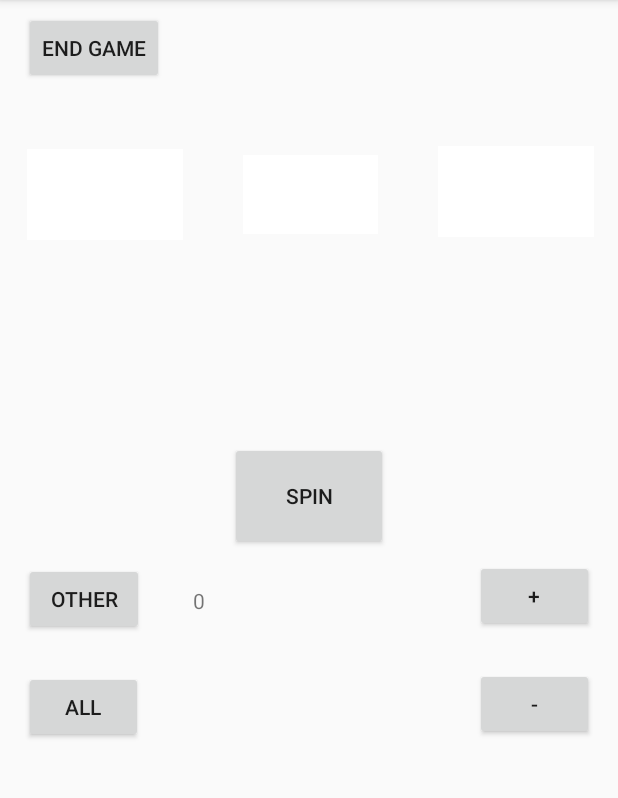
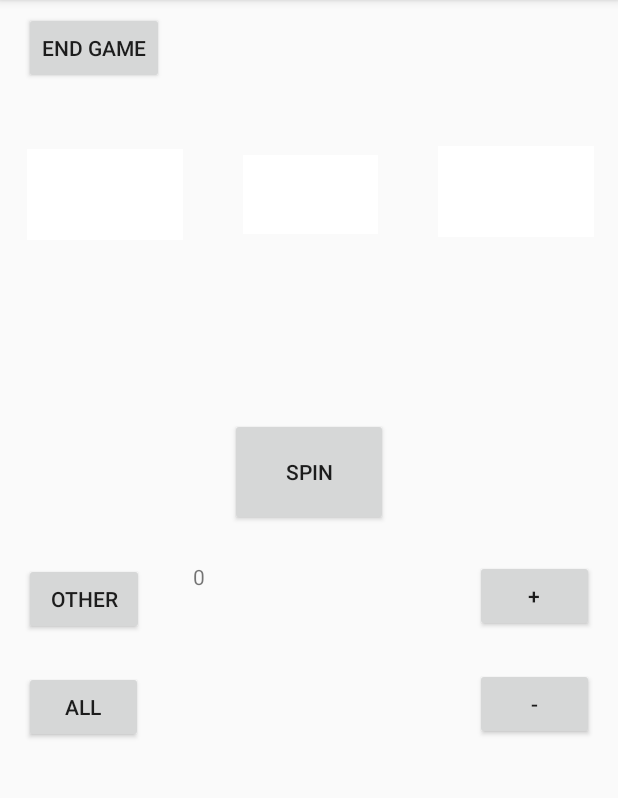
Before and after one commit to brasstrio3/LotteryGame, an Android app: the Main2Activity screen opened directly, with no data from a screen before it, after a tap on "OTHER", on a phone screen of 412 x 824 dp, the part 84-882 px from its top. Run offline under Robolectric (Android 15) with nearby library versions, the phone set to English and light mode, and no system bars; 4 statements that could not run were skipped; 1 other tap on this screen came first.

Commit message:
Updates final pt3

```diff
--- a/app/src/main/res/layout/activity_main2.xml
+++ b/app/src/main/res/layout/activity_main2.xml
@@ -45,9 +45,10 @@
         android:id="@+id/btnSpin"
         android:layout_width="105dp"
         android:layout_height="72dp"
-        android:layout_marginTop="24dp"
+        android:layout_marginTop="8dp"
         android:text="Spin"
         app:layout_constraintEnd_toEndOf="parent"
+        app:layout_constraintHorizontal_bias="0.501"
         app:layout_constraintStart_toStartOf="parent"
         app:layout_constraintTop_toBottomOf="@+id/lblMessage" />
 
```
Also changed, not shown: app/src/main/java/com/example/administrator/lotterygame/Main2Activity.kt (+18 -5 lines).
